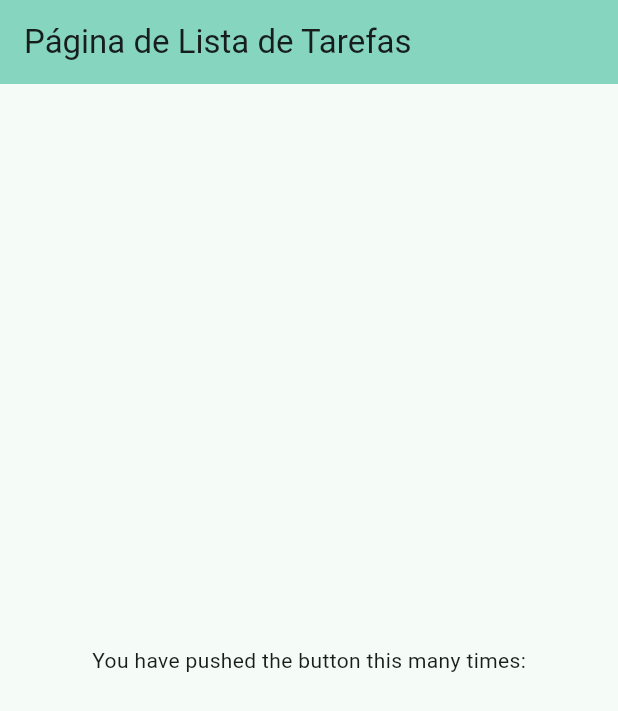
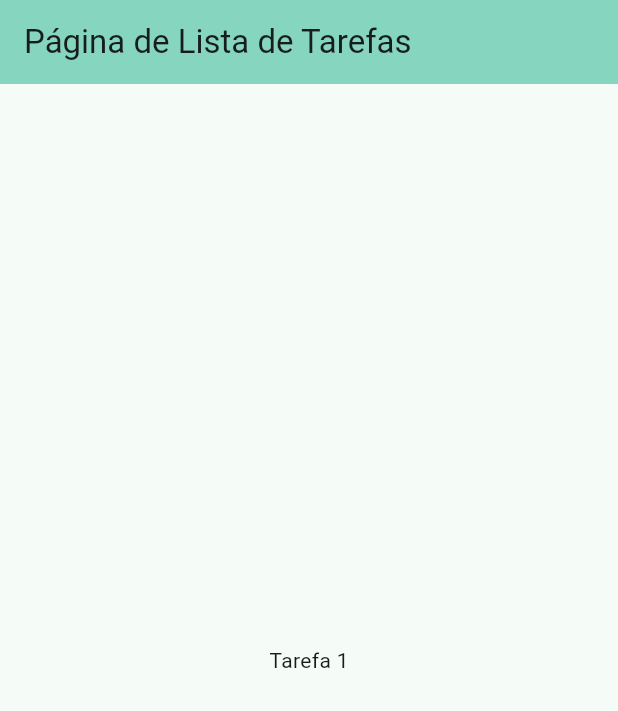
Before and after one commit to AnaCarol21/todo_app, a Flutter app: the screen it shows after launch, on a phone screen of 412 x 824 dp. Shown: the top 711 px of the screen. Run offline on Flutter 3.47's test engine with Material 3 defaults, Android fonts, the phone set to English and light mode, and no system bars.

```diff
--- a/todo_app/lib/main.dart
+++ b/todo_app/lib/main.dart
@@ -42,7 +42,7 @@ class _MyHomePageState extends State<MyHomePage> {
           mainAxisAlignment: MainAxisAlignment.center,
           children: <Widget>[
             Text(
-              'You have pushed the button this many times:',
+              'Tarefa 1',
             ),
           ],
         ),
```
Also changed, not shown: 1 other file.
